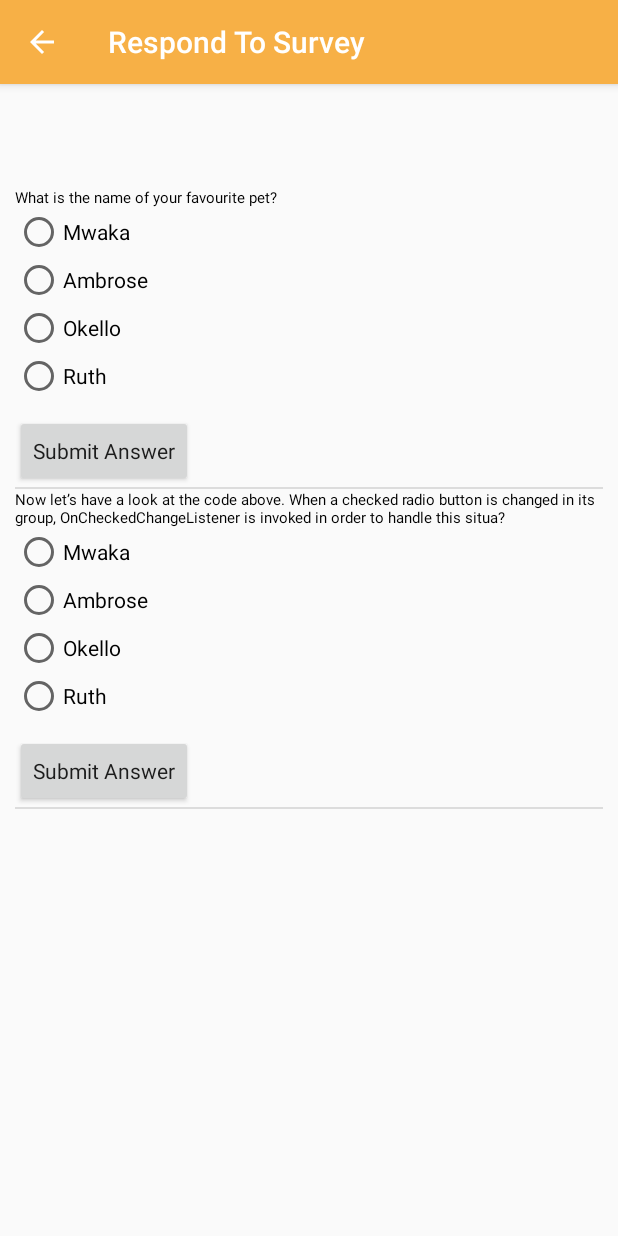
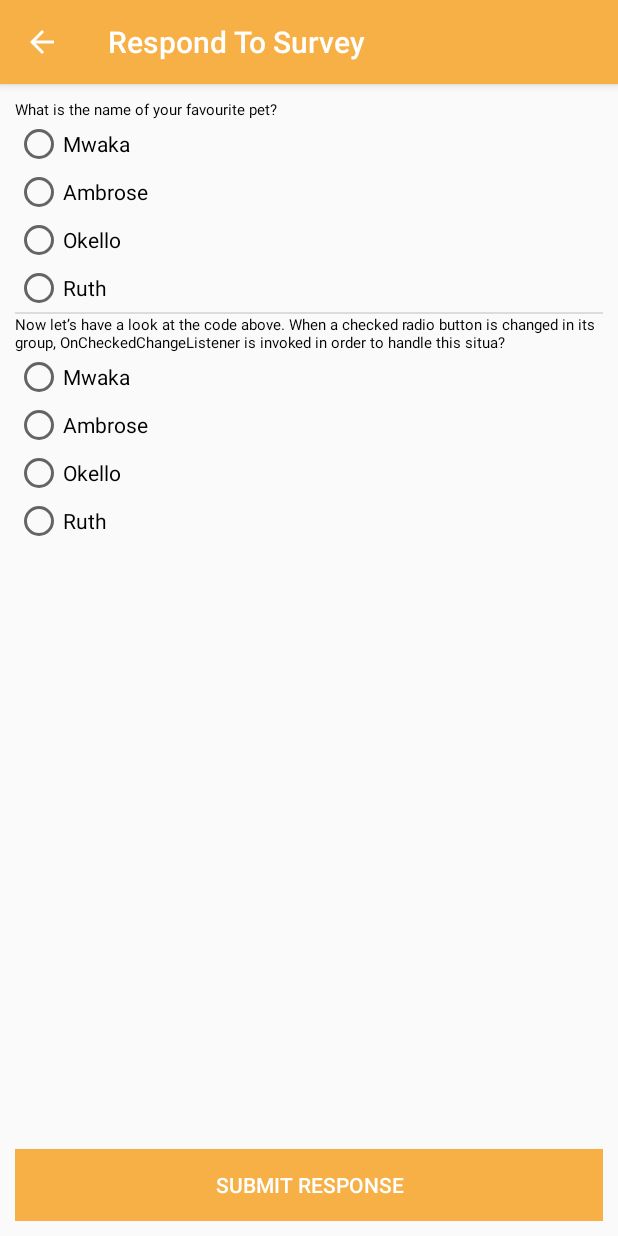
Before and after one commit to TrustFinity/tal-android, an Android app: the AnswerSurvey screen opened directly, with no data from a screen before it, on a phone screen of 412 x 824 dp. Run offline under Robolectric (Android 15) with nearby library versions, the phone set to English and light mode, and no system bars; 1 statement that could not run was skipped.

```diff
--- a/app/src/main/java/DataModels/ModelAdapters/QuestionAnswerModelAdapter.java
+++ b/app/src/main/java/DataModels/ModelAdapters/QuestionAnswerModelAdapter.java
@@ -1,11 +1,12 @@
 package DataModels.ModelAdapters;
 
 import android.content.Context;
+import android.os.Build;
+import android.util.Log;
 import android.view.LayoutInflater;
 import android.view.View;
 import android.view.ViewGroup;
 import android.widget.BaseAdapter;
-import android.widget.Button;
 import android.widget.LinearLayout;
 import android.widget.RadioButton;
 import android.widget.RadioGroup;
@@ -13,8 +14,9 @@ import android.widget.TextView;
 import android.widget.Toast;
 
 import java.util.ArrayList;
+import java.util.function.Predicate;
 
-import DataModels.NewSurveyModel;
+import DataModels.Answers;
 import DataModels.QuestionAnswerModel;
 import pro.ambrose.www.tal_surveys.R;
 
@@ -22,17 +24,22 @@ import pro.ambrose.www.tal_surveys.R;
  * Created by ambrose on 04/11/17.
  */
 
-public class QuestionAnswerModelAdapter extends BaseAdapter{
+public class QuestionAnswerModelAdapter extends BaseAdapter {
+    String response;
+    QuestionAnswerModel questionAnswerModel;
     private Context context;
     private ArrayList<QuestionAnswerModel> questionAnswerModels;
     private RadioGroup radioGroup;
-    private Button sendAnswer;
-    String response;
-
+    private ArrayList<Answers> answers;
 
     public QuestionAnswerModelAdapter(Context context, ArrayList<QuestionAnswerModel> questionAnswerModels) {
         this.context = context;
         this.questionAnswerModels = questionAnswerModels;
+        answers = new ArrayList<>();
+    }
+
+    public ArrayList<Answers> getAnswers() {
+        return answers;
     }
 
     @Override
@@ -51,37 +58,52 @@ public class QuestionAnswerModelAdapter extends BaseAdapter{
     }
 
     @Override
-    public View getView(int position, View convertView, ViewGroup parent) {
-        final QuestionAnswerModel questionAnswerModel = questionAnswerModels.get(position);
+    public View getView(final int position, View convertView, ViewGroup parent) {
+        questionAnswerModel = questionAnswerModels.get(position);
 
-        View rowView = LayoutInflater.from(context).inflate(R.layout.question_answer_row, null, true);
+        final View rowView = LayoutInflater.from(context).inflate(R.layout.question_answer_row, null, true);
 
         radioGroup = (RadioGroup) rowView.findViewById(R.id.myRadioGroup);
         radioGroup.setOrientation(LinearLayout.VERTICAL);
 
-        for (int i = 0; i < questionAnswerModel.getResponses().length; i++){
+        for (int i = 0; i < questionAnswerModel.getResponses().length; i++) {
             RadioButton radioButton = new RadioButton(context);
             radioButton.setText(questionAnswerModel.getResponses()[i]);
             radioButton.setId(i);
             radioGroup.addView(radioButton);
         }
 
+        TextView question = (TextView) rowView.findViewById(R.id.question);
+        question.setText(questionAnswerModel.getQuestion());
+
         radioGroup.setOnCheckedChangeListener(new RadioGroup.OnCheckedChangeListener() {
             @Override
             public void onCheckedChanged(RadioGroup group, int checkedId) {
+
                 response = questionAnswerModel.getResponses()[checkedId];
-            }
-        });
+                questionAnswerModel = questionAnswerModels.get(position);
+                // TODO Auto-generated method stub
+                int childCount = group.getChildCount();
+                for (int x = 0; x < childCount; x++) {
+                    RadioButton btn = (RadioButton) group.getChildAt(x);
+                    if (btn.getId() == checkedId) {
+                        answers.add(new Answers(
+                                questionAnswerModel.getQuestionId(),
+                                questionAnswerModel.getSurveyId(),
+                                btn.getText().toString()));
+                        if (Build.VERSION.SDK_INT >= Build.VERSION_CODES.N) {
+                            answers.removeIf(new Predicate<Answers>() {
+                                @Override
+                                public boolean test(Answers answers) {
+                                    return answers.getQuestionID() == questionAnswerModel.getQuestionId();
+                                }
+                            });
+                        }
 
-        TextView question = (TextView) rowView.findViewById(R.id.question);
-        question.setText(questionAnswerModel.getQuestion());
-
-        sendAnswer = (Button) rowView.findViewById(R.id.send_answer);
-
-        sendAnswer.setOnClickListener(new View.OnClickListener() {
-            @Override
-            public void onClick(View v) {
-                Toast.makeText(context, response, Toast.LENGTH_SHORT).show();
+                        Toast.makeText(context, "Checked: " + btn.getText() + " Question: " + questionAnswerModel.getQuestion(), Toast.LENGTH_SHORT).show();
+                        Log.d("Adapter", answers.size() + "");
+                    }
+                }
             }
         });
 
--- a/app/src/main/java/DataModels/QuestionAnswerModel.java
+++ b/app/src/main/java/DataModels/QuestionAnswerModel.java
@@ -6,15 +6,25 @@ package DataModels;
 
 public class QuestionAnswerModel {
     private int surveyId;
+    private int questionId;
     private String questionType;
     private String question;
     private String[] responses;
 
-    public QuestionAnswerModel(int surveyId, String questionType, String question, String[] responses) {
+    public QuestionAnswerModel(int surveyId, int questionId, String questionType, String question, String[] responses) {
         this.surveyId = surveyId;
+        this.questionId = questionId;
         this.questionType = questionType;
         this.question = question;
         this.responses = responses;
+    }
+
+    public int getQuestionId() {
+        return questionId;
+    }
+
+    public void setQuestionId(int questionId) {
+        this.questionId = questionId;
     }
 
     public int getSurveyId() {
--- a/app/src/main/java/pro/ambrose/www/tal_surveys/AnswerSurvey.java
+++ b/app/src/main/java/pro/ambrose/www/tal_surveys/AnswerSurvey.java
@@ -1,13 +1,17 @@
 package pro.ambrose.www.tal_surveys;
 
+import android.os.Bundle;
 import android.support.v7.app.AppCompatActivity;
-import android.os.Bundle;
 import android.util.Log;
+import android.view.View;
+import android.widget.Button;
 import android.widget.ListView;
-import android.widget.TextView;
+import android.widget.Toast;
 
 import java.util.ArrayList;
+import java.util.HashSet;
 
+import DataModels.Answers;
 import DataModels.ModelAdapters.QuestionAnswerModelAdapter;
 import DataModels.NewSurveyModel;
 import DataModels.QuestionAnswerModel;
@@ -16,14 +20,12 @@ public class AnswerSurvey extends AppCompatActivity {
 
     ArrayList<NewSurveyModel> new_survey_data;
     int position;
+    ListView question_answers;
+    Button send_button;
+    ArrayList<QuestionAnswerModel> questionAnswerModels;
+    ArrayList<Answers> questionAnswers;
+    QuestionAnswerModelAdapter questionAnswerModelAdapter;
     private String TAG = "AnswerSurvey";
-    public String name, description;
-
-    TextView name_view, description_view;
-    ListView question_answers;
-    ArrayList<QuestionAnswerModel> questionAnswerModels;
-    QuestionAnswerModelAdapter questionAnswerModelAdapter;
-
 
     @Override
     protected void onCreate(Bundle savedInstanceState) {
@@ -32,22 +34,34 @@ public class AnswerSurvey extends AppCompatActivity {
         getSupportActionBar().setDisplayHomeAsUpEnabled(true);
         new_survey_data = (ArrayList<NewSurveyModel>) getIntent().getSerializableExtra("data");
         position = getIntent().getIntExtra("position", 0);
-        name_view = (TextView) findViewById(R.id.name);
-        description_view = (TextView) findViewById(R.id.description);
         question_answers = (ListView) findViewById(R.id.questions_answers);
 
-
-        name = new_survey_data.get(position).getName();
-        description = new_survey_data.get(position).getDescription();
-
-        name_view.setText(name);
-        description_view.setText(description);
         String[] dummys = {"Mwaka", "Ambrose", "Okello", "Ruth"};
         questionAnswerModels = new ArrayList<>();
-        questionAnswerModels.add(new QuestionAnswerModel(1, "objective", "What is the name of your favourite pet?", dummys));
-        questionAnswerModels.add(new QuestionAnswerModel(1, "objective", "Now let’s have a look at the code above. When a checked radio button is changed in its group, OnCheckedChangeListener is invoked in order to handle this situa?", dummys));
+        questionAnswers = new ArrayList<>();
+        questionAnswerModels.add(new QuestionAnswerModel(1, 1, "objective", "What is the name of your favourite pet?", dummys));
+        questionAnswerModels.add(new QuestionAnswerModel(1, 2, "objective", "Now let’s have a look at the code above. When a checked radio button is changed in its group, OnCheckedChangeListener is invoked in order to handle this situa?", dummys));
+        questionAnswerModelAdapter = new QuestionAnswerModelAdapter(this, questionAnswerModels);
+        question_answers.setAdapter(questionAnswerModelAdapter);
 
-        question_answers.setAdapter(new QuestionAnswerModelAdapter(this, questionAnswerModels));
+
+        send_button = findViewById(R.id.submit_response);
+        send_button.setOnClickListener(new View.OnClickListener() {
+            @Override
+            public void onClick(View v) {
+                questionAnswers = questionAnswerModelAdapter.getAnswers();
+                HashSet hs = new HashSet();
+                hs.addAll(questionAnswers);
+                questionAnswers.clear();
+                questionAnswers.addAll(hs);
+
+                Log.d("Button Click", questionAnswers.size() + "");
+                Toast.makeText(AnswerSurvey.this, questionAnswers.get(0).getAnswer(), Toast.LENGTH_SHORT).show();
+                for (Answers answers : questionAnswers) {
+                    Log.d(TAG, "QuestionID: " + answers.getQuestionID() + " Answer: " + answers.getAnswer());
+                }
+            }
+        });
 
         Log.d(TAG, new_survey_data.get(position).getName());
     }
--- a/app/src/main/res/layout/activity_answer_survey.xml
+++ b/app/src/main/res/layout/activity_answer_survey.xml
@@ -1,6 +1,5 @@
 <?xml version="1.0" encoding="utf-8"?>
-<LinearLayout xmlns:android="http://schemas.android.com/apk/res/android"
-    xmlns:app="http://schemas.android.com/apk/res-auto"
+<RelativeLayout xmlns:android="http://schemas.android.com/apk/res/android"
     xmlns:tools="http://schemas.android.com/tools"
     android:layout_width="match_parent"
     android:layout_height="match_parent"
@@ -8,27 +7,21 @@
     android:padding="10dp"
     tools:context="pro.ambrose.www.tal_surveys.AnswerSurvey">
 
+    <ListView
+        android:id="@+id/questions_answers"
+        android:layout_width="match_parent"
+        android:layout_height="wrap_content"
+        android:layout_alignParentTop="true"
+        android:scrollbars="none" />
 
-    <TextView
-        android:id="@+id/name"
-        android:layout_width="wrap_content"
+    <Button
+        android:id="@+id/submit_response"
+        android:layout_width="match_parent"
         android:layout_height="wrap_content"
-        android:text="TextView"
-        android:textAppearance="@style/TextAppearance.AppCompat.Large"
-        tools:layout_editor_absoluteX="16dp"
-        tools:layout_editor_absoluteY="4dp" />
-
-    <TextView
-        android:id="@+id/description"
-        android:layout_width="wrap_content"
-        android:layout_height="wrap_content"
-        android:text="TextView"
-        tools:layout_editor_absoluteX="16dp"
-        tools:layout_editor_absoluteY="30dp" />
-        <ListView
-            android:scrollbars="none"
-            android:layout_marginTop="10dp"
-            android:id="@+id/questions_answers"
-            android:layout_width="match_parent"
-            android:layout_height="match_parent" />
-</LinearLayout>
+        android:layout_alignParentBottom="true"
+        android:background="@color/colorPrimary"
+        android:elevation="5dp"
+        android:shadowRadius="4.7"
+        android:text="Submit response"
+        android:textColor="@android:color/white" />
+</RelativeLayout>
--- a/app/src/main/res/layout/question_answer_row.xml
+++ b/app/src/main/res/layout/question_answer_row.xml
@@ -2,9 +2,9 @@
 <LinearLayout xmlns:android="http://schemas.android.com/apk/res/android"
     android:layout_width="match_parent"
     android:layout_height="match_parent"
-    android:orientation="vertical"
+    android:layout_marginBottom="5dp"
     android:layout_marginTop="5dp"
-    android:layout_marginBottom="5dp">
+    android:orientation="vertical">
 
     <TextView
         android:id="@+id/question"
@@ -23,15 +23,5 @@
             android:checkedButton="@+id/sound">
                 <!--Auto populated radio buttons for answers-->
         </RadioGroup>
-
-        <Button
-            android:id="@+id/send_answer"
-            style="@style/Widget.AppCompat.Button.Small"
-            android:layout_width="wrap_content"
-            android:layout_height="wrap_content"
-            android:layout_below="@+id/myRadioGroup"
-            android:layout_marginTop="10dp"
-            android:text="Submit Answer"
-            android:textAppearance="@style/TextAppearance.AppCompat.Body1" />
     </RelativeLayout>
 </LinearLayout>
```
Also changed, not shown: app/build.gradle (+5 -3 lines), app/src/main/AndroidManifest.xml (+12 -7 lines), app/src/main/java/DataModels/Answers.java (added, +50 -0 lines), app/src/main/java/pro/ambrose/www/tal_surveys/Onboarding.java (added, +49 -0 lines), app/src/main/java/pro/ambrose/www/tal_surveys/OnboardingActivity.java (deleted, +0 -15 lines), app/src/main/res/layout/activity_onboarding.xml (deleted, +0 -9 lines).
